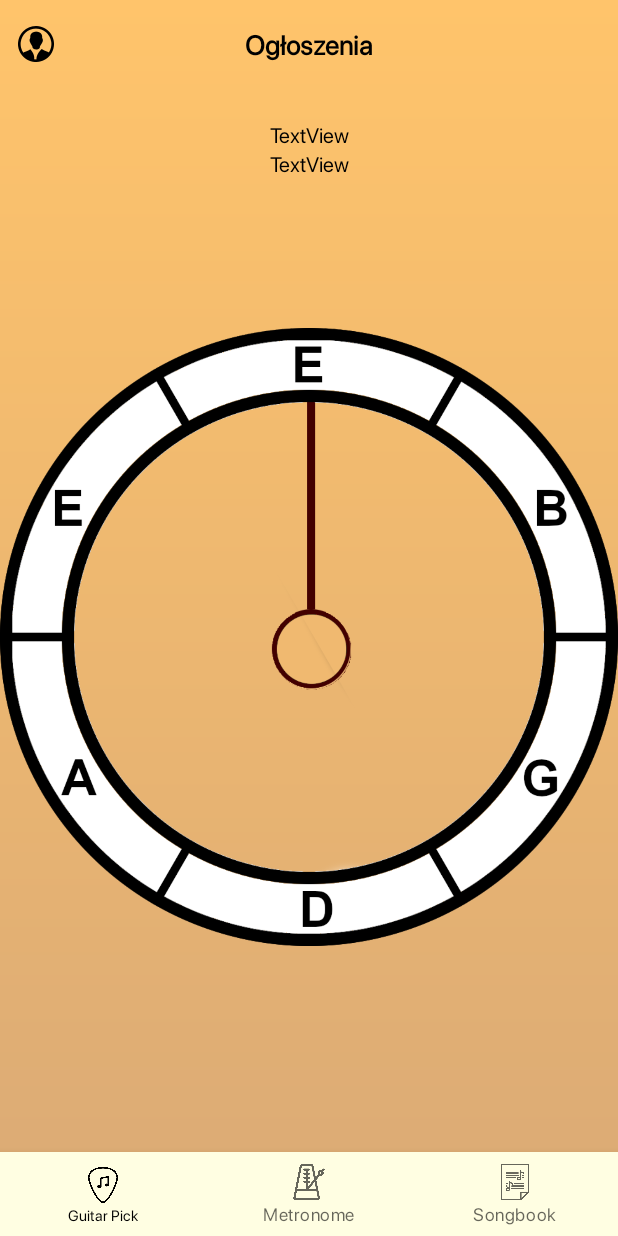
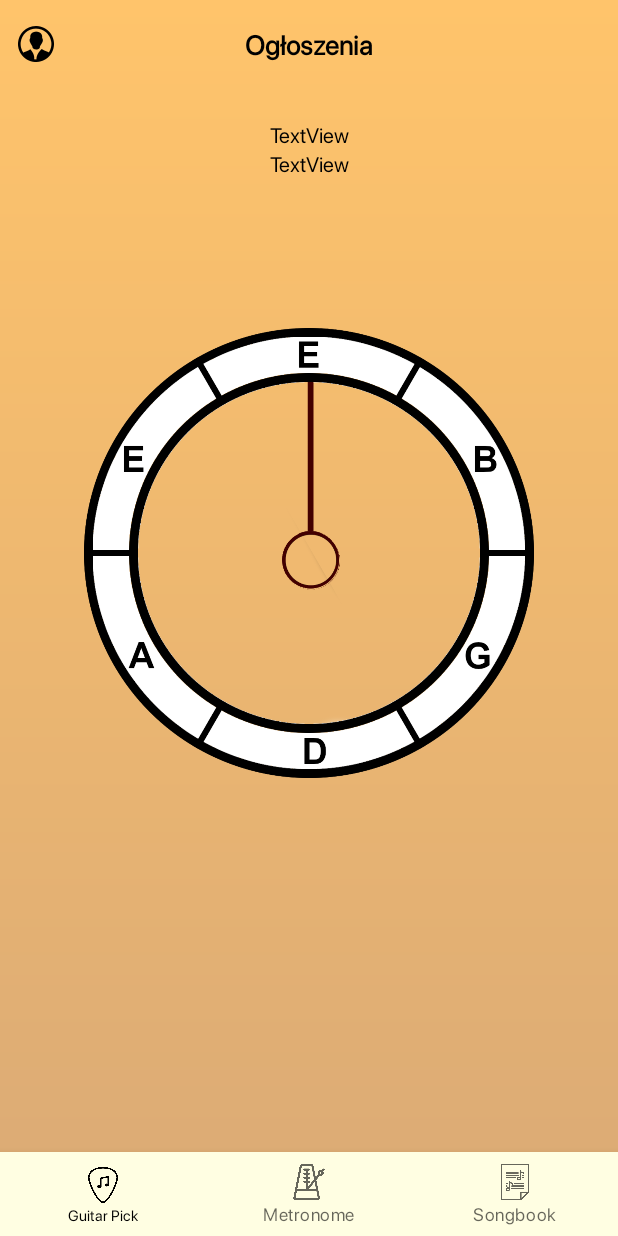
Before and after one commit to KrecikKretes/Guitar_app_master, an Android app: the screen it shows after launch (UserActivity), on a phone screen of 412 x 824 dp. Run offline under Robolectric (Android 15) with nearby library versions, the phone set to English and light mode, and no system bars; our stand-ins replace Firebase (no records; nobody signed in at launch, a user with empty details on screens opened directly).

Commit message:
Guitar Tuner - IMPROVE COMPASS

```diff
--- a/app/src/main/java/com/zawisza/guitar_app/fragments/GuitarPick/GuitarPickFragment.java
+++ b/app/src/main/java/com/zawisza/guitar_app/fragments/GuitarPick/GuitarPickFragment.java
@@ -42,7 +42,7 @@ public class GuitarPickFragment extends Fragment{
         View view = inflater.inflate(R.layout.fragment_guitarpick, container, false);
         textView = view.findViewById(R.id.textView2);
         textView2 = view.findViewById(R.id.textView3);
-        imageView = view.findViewById(R.id.imageView3);
+        imageView = view.findViewById(R.id.arrow_guitarpick);
         context = getContext();
         tuning = Tuning.getTuning(context, Preferences.getString(context, getString(R.string.pref_tuning_key), getString(R.string.standard_tuning_val)));
 
--- a/app/src/main/res/layout/fragment_guitarpick.xml
+++ b/app/src/main/res/layout/fragment_guitarpick.xml
@@ -29,38 +29,48 @@
 
 
     <RelativeLayout
-        android:layout_width="match_parent"
-        android:layout_height="415dp"
+        android:layout_width="300dp"
+        android:layout_height="300dp"
         android:layout_marginTop="100dp"
         android:padding="0dp"
+
+        app:layout_constraintEnd_toEndOf="parent"
+        app:layout_constraintStart_toStartOf="parent"
         app:layout_constraintTop_toBottomOf="@+id/textView3">
 
         <ImageView
-            android:id="@+id/imageView3"
-            android:layout_width="wrap_content"
-            android:layout_height="wrap_content"
+            android:id="@+id/arrow_guitarpick"
+            android:layout_width="300dp"
+            android:layout_height="300dp"
             android:layout_centerInParent="true"
-            android:src="@drawable/arrow" />
+            android:layout_margin="0dp"
+            android:adjustViewBounds="true"
+            android:padding="0dp"
+            android:src="@drawable/arrow"
+            android:contentDescription="arrow" />
 
 
         <ImageView
             android:id="@+id/compasUp"
-            android:layout_width="wrap_content"
-            android:layout_height="wrap_content"
+            android:layout_width="300dp"
+            android:layout_height="150dp"
             android:layout_margin="0dp"
             android:adjustViewBounds="true"
             android:padding="0dp"
-            android:src="@drawable/compass1" />
+            android:src="@drawable/compass1"
+            android:contentDescription="compassUp" />
 
         <ImageView
             android:id="@+id/compasDown"
-            android:layout_width="wrap_content"
-            android:layout_height="wrap_content"
+            android:layout_width="300dp"
+            android:layout_height="150dp"
             android:layout_below="@id/compasUp"
+            android:layout_margin="0dp"
             android:adjustViewBounds="true"
-            android:layout_margin="0dp"
             android:padding="0dp"
-            android:src="@drawable/compass2" />
+            android:src="@drawable/compass2"
+            android:contentDescription="compassDown"
+            />
 
 
     </RelativeLayout>
```
